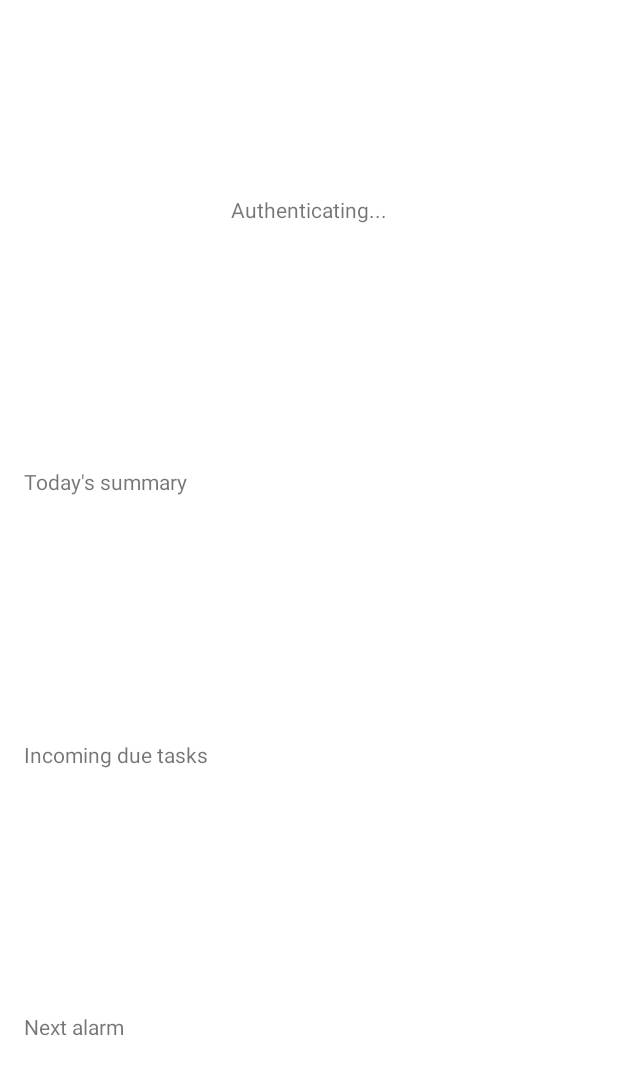
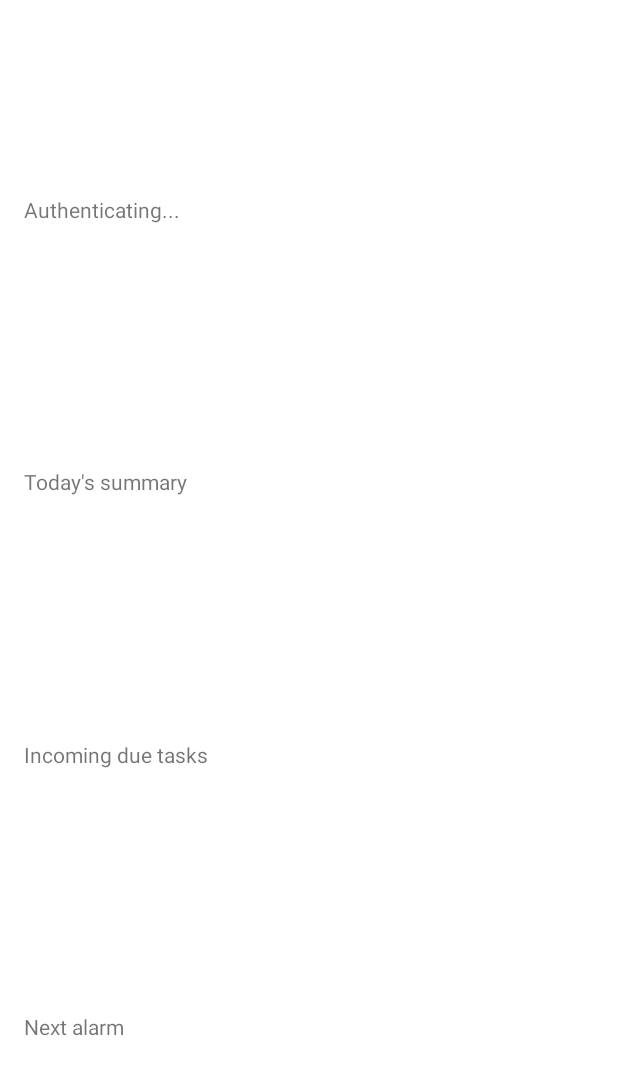
Before and after one commit to hongwei-bai/bai-gtd, an Android app: the layout activity_main.xml on its own in the app's theme, with its tools: preview values and no code run, on a phone screen of 412 x 824 dp. Shown: the top 1075 px of the screen. Run offline under Robolectric (Android 15) with nearby library versions, the phone set to English and light mode, and no system bars.

Commit message:
sync pdometer ui change

```diff
--- a/app/src/main/res/layout/activity_main.xml
+++ b/app/src/main/res/layout/activity_main.xml
@@ -16,9 +16,9 @@
         android:id="@+id/txt_hello"
         android:layout_width="wrap_content"
         android:layout_height="wrap_content"
+        android:paddingStart="@dimen/margin_left"
         android:text="Authenticating..."
         app:layout_constraintBottom_toTopOf="@+id/txt_summary"
-        app:layout_constraintEnd_toEndOf="parent"
         app:layout_constraintStart_toStartOf="parent"
         app:layout_constraintTop_toTopOf="parent"/>
 
```
